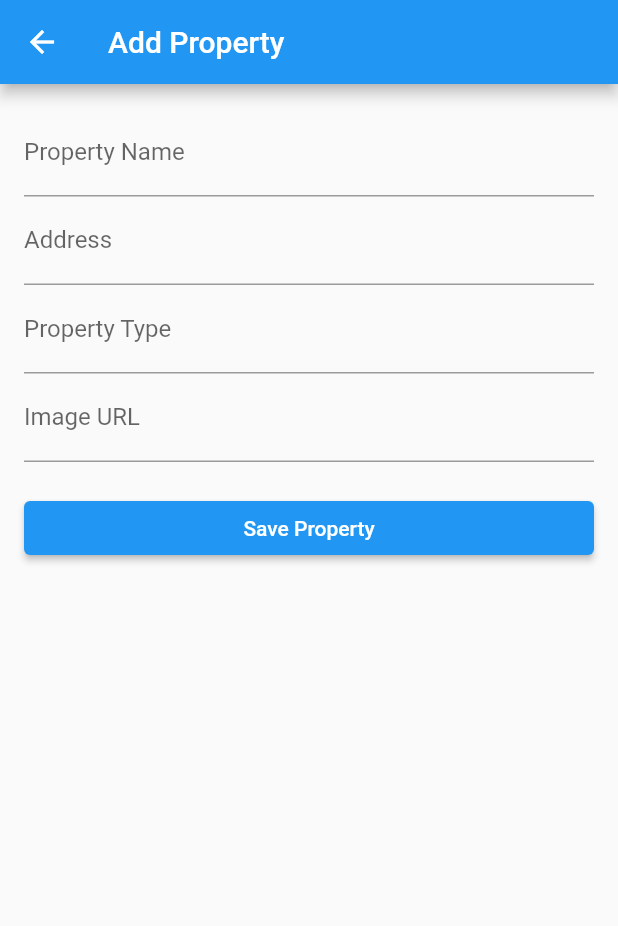
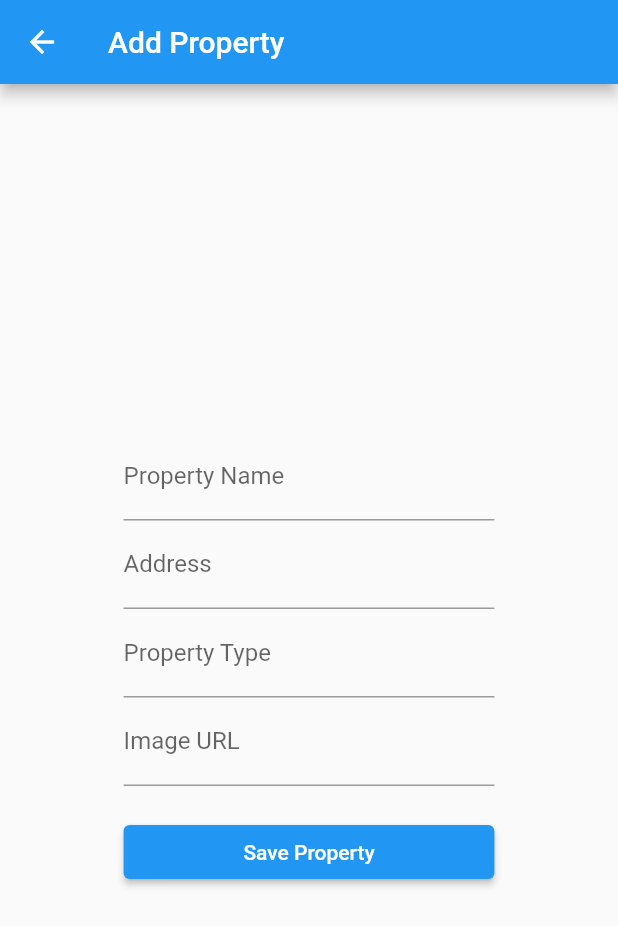
Before and after one commit to zejiran/real-estate-management-system, a Flutter app: the PropertyForm screen opened directly, on a phone screen of 412 x 824 dp. Shown: the top 926 px of the screen. Run offline on Flutter 3.47's test engine with Material 2 defaults, Android fonts, the phone set to English and light mode, and no system bars; our stand-ins replace lottie, shared_preferences; missing offline and left inert: dotlottie_loader; accounts and stored records are empty.

Commit message:
Feat: improve property form style

```diff
--- a/property_management_ui/lib/screens/property_form.dart
+++ b/property_management_ui/lib/screens/property_form.dart
@@ -3,7 +3,7 @@ import 'package:property_management_ui/models/property.dart';
 import 'package:property_management_ui/services/local_storage_service.dart';
 
 class PropertyForm extends StatefulWidget {
-  const PropertyForm({super.key});
+  const PropertyForm({Key? key}) : super(key: key);
 
   @override
   State<PropertyForm> createState() => _PropertyFormState();
@@ -36,12 +36,17 @@ class _PropertyFormState extends State<PropertyForm> {
 
   @override
   Widget build(BuildContext context) {
+    final screenWidth = MediaQuery.of(context).size.width;
+    final horizontalPadding = screenWidth * 0.2; // 20% of the screen width
+
     return Scaffold(
       appBar: AppBar(
         title: const Text('Add Property'),
       ),
-      body: Padding(
-        padding: const EdgeInsets.all(16.0),
+      body: Center(
+        child: SingleChildScrollView(
+          child: Padding(
+            padding: EdgeInsets.symmetric(horizontal: horizontalPadding),
             child: Form(
               key: _formKey,
               child: Column(
@@ -49,7 +54,8 @@ class _PropertyFormState extends State<PropertyForm> {
                 children: <Widget>[
                   TextFormField(
                     controller: _nameController,
-                decoration: const InputDecoration(labelText: 'Property Name'),
+                    decoration:
+                        const InputDecoration(labelText: 'Property Name'),
                     validator: (value) {
                       if (value == null || value.isEmpty) {
                         return 'Please enter the property name';
@@ -69,7 +75,8 @@ class _PropertyFormState extends State<PropertyForm> {
                   ),
                   TextFormField(
                     controller: _typeController,
-                decoration: const InputDecoration(labelText: 'Property Type'),
+                    decoration:
+                        const InputDecoration(labelText: 'Property Type'),
                     validator: (value) {
                       if (value == null || value.isEmpty) {
                         return 'Please enter the property type';
@@ -96,6 +103,8 @@ class _PropertyFormState extends State<PropertyForm> {
               ),
             ),
           ),
+        ),
+      ),
     );
   }
 }
```
Lines whose indentation alone changed are shown as unchanged.
